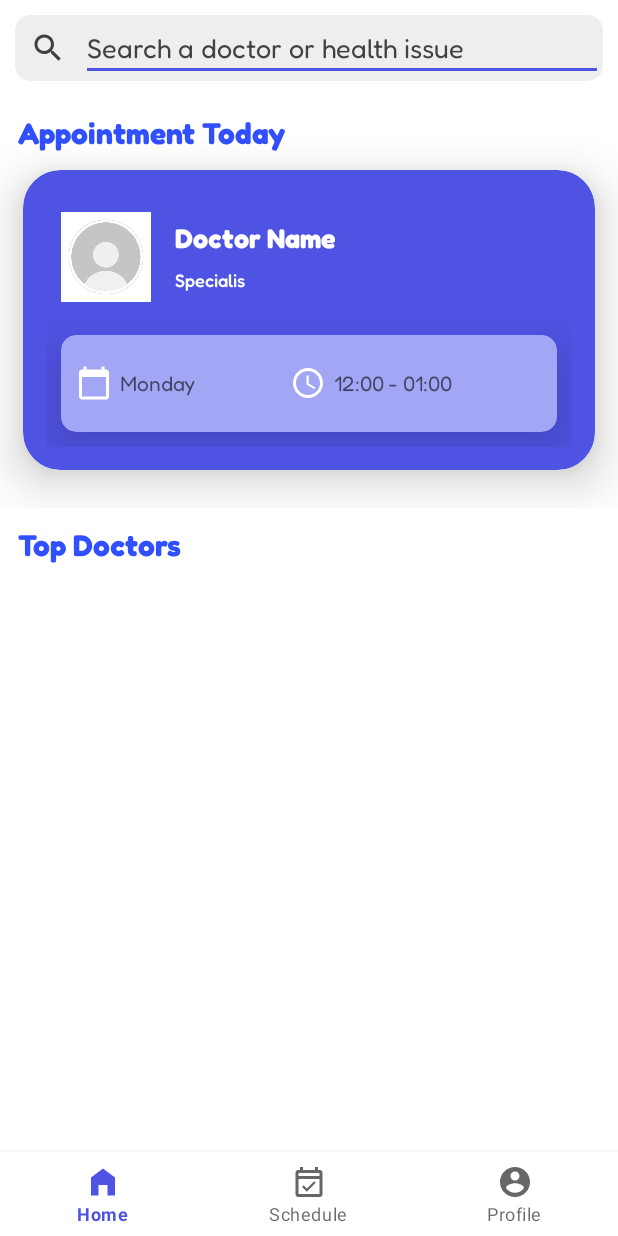
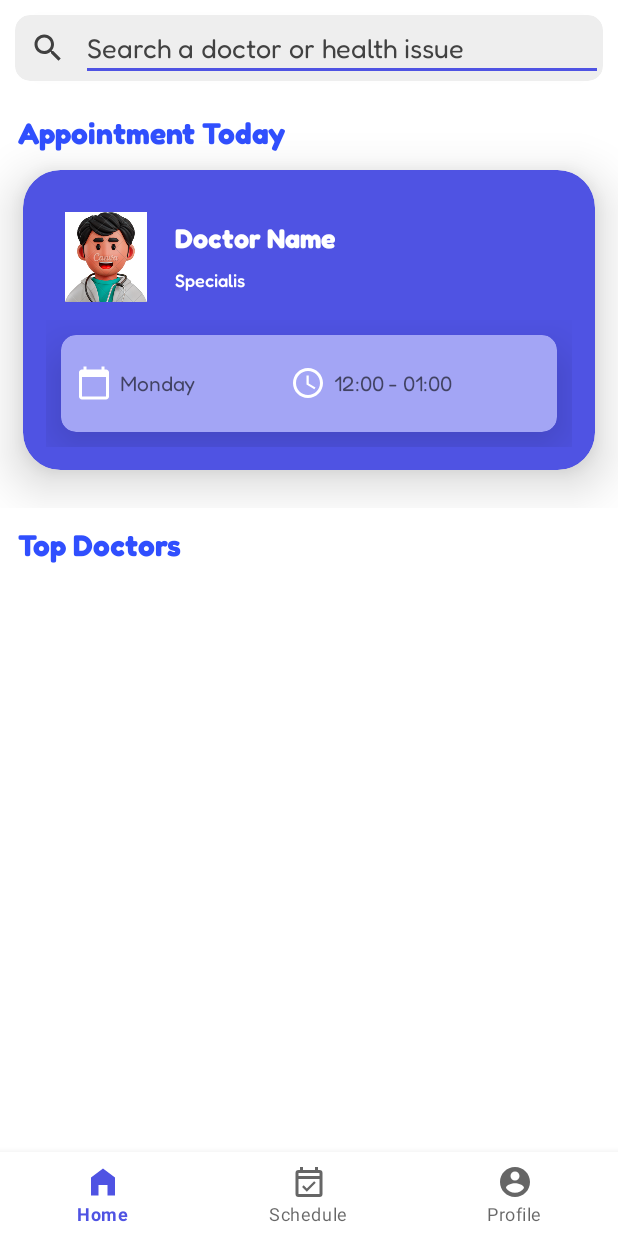
Before and after one commit to Abhay-Shankur/TechCare, an Android app: the screen it shows after launch (MainActivity), on a phone screen of 412 x 824 dp. Run offline under Robolectric (Android 15) with nearby library versions, the phone set to English and light mode, and no system bars; our stand-ins replace Firebase (no records; nobody signed in at launch, a user with empty details on screens opened directly).

Commit message:
Refine 3

```diff
--- a/app/src/main/java/com/techcare/findmydr/adapters/DoctorListAdapter.java
+++ b/app/src/main/java/com/techcare/findmydr/adapters/DoctorListAdapter.java
@@ -39,7 +39,7 @@ public class DoctorListAdapter extends RecyclerView.Adapter<DoctorListAdapter.Vi
     @Override
     public void onBindViewHolder(@NotNull ViewHolder holder, int position) {
         Doctor doctorInfo=list.get(position);
-        holder.profileImg.setImageDrawable(Drawable.createFromPath(doctorInfo.getDoctorProfilepic()));
+//        holder.profileImg.setImageDrawable(Drawable.createFromPath(doctorInfo.getDoctorProfilepic()));
         holder.drName.setText(doctorInfo.getDoctorName());
         holder.drSpecialis.setText(doctorInfo.getDoctorSpecialis());
         holder.drRating.setText(doctorInfo.getDoctorRating());
--- a/app/src/main/res/layout/activity_doctor_detail.xml
+++ b/app/src/main/res/layout/activity_doctor_detail.xml
@@ -36,7 +36,7 @@
             android:layout_width="match_parent"
             android:layout_height="match_parent"
             android:contentDescription="TODO"
-            app:srcCompat="@drawable/default_image_icon"
+            app:srcCompat="@drawable/doctor_profile"
             tools:ignore="ImageContrastCheck" />
     </androidx.cardview.widget.CardView>
 
--- a/app/src/main/res/layout/layout_appointment_today.xml
+++ b/app/src/main/res/layout/layout_appointment_today.xml
@@ -53,7 +53,7 @@
                     android:layout_height="60dp"
                     android:contentDescription="@string/profile_image"
                     android:scaleType="fitCenter"
-                    android:src="@drawable/default_image_icon"
+                    android:src="@drawable/doctor_profile"
                     app:layout_constraintBottom_toBottomOf="parent"
                     app:layout_constraintLeft_toLeftOf="parent"
                     app:layout_constraintTop_toTopOf="parent"
--- a/app/src/main/res/layout/layout_top_doctors_item.xml
+++ b/app/src/main/res/layout/layout_top_doctors_item.xml
@@ -34,7 +34,7 @@
                 app:layout_constraintBottom_toBottomOf="parent"
                 app:layout_constraintStart_toStartOf="parent"
                 app:layout_constraintTop_toTopOf="parent"
-                app:srcCompat="@drawable/default_image_icon" />
+                app:srcCompat="@drawable/doctor_profile" />
 
             <TextView
                 android:id="@+id/name_textView"
```
Also changed, not shown: app/src/main/res/drawable-v24/doctor_profile.png (added).
